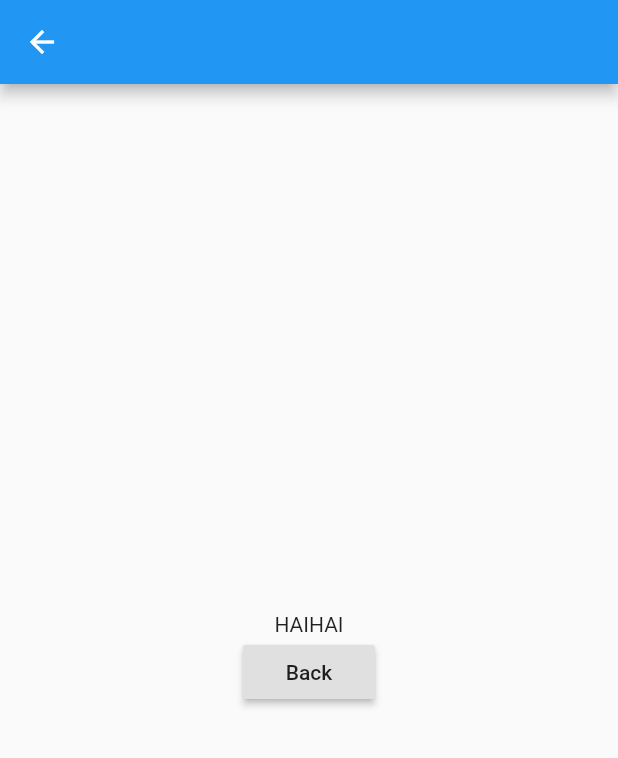
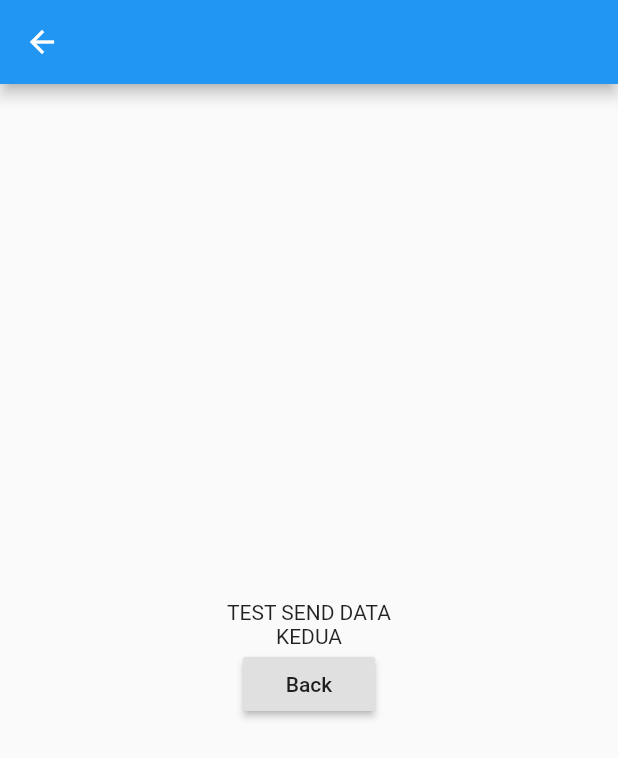
Before and after one commit to arifbudii/fltday2, a Flutter app: the screen it shows after launch, after a tap on "Next Screen", on a phone screen of 412 x 824 dp. Shown: the top 758 px of the screen. Run offline on Flutter 3.47's test engine with Material 2 defaults, Android fonts, the phone set to English and light mode, and no system bars.

Commit message:
'update'

```diff
--- a/lib/ui/firstscreen.dart
+++ b/lib/ui/firstscreen.dart
@@ -23,19 +23,62 @@ class FirstScreen extends StatefulWidget {
 //   }
 // }
 class _FirstScreenState extends State<FirstScreen> {
+  TextEditingController nama, email;
   @override
   Widget build(BuildContext context) {
     return Scaffold(
       appBar: AppBar(),
-      body: Center(
-        child: RaisedButton(
+      body: Container(
+        padding: const EdgeInsets.all(16.0),
+        child: Center(
+          child: Column(
+            children: <Widget>[
+              SizedBox(
+                height: 40.0,
+              ),
+              TextFormField(
+                controller: nama,
+                decoration: InputDecoration(
+                  //hintText: "Nama Lengkap",
+                  labelText: "Nama",
+                  icon: Icon(Icons.account_circle),
+                  border: OutlineInputBorder(
+                    borderRadius: BorderRadius.circular(5.0)
+                  ),
+                ),
+              ),
+              SizedBox(
+                height: 30.0,
+              ),
+              TextFormField(
+                controller: email,
+                decoration: InputDecoration(
+                  //hintText: "Nama Lengkap",
+                  labelText: "Email",
+                  icon: Icon(Icons.email),
+                  border: OutlineInputBorder(
+                    borderRadius: BorderRadius.circular(5.0)
+                  ),
+                ),
+              ),
+              SizedBox(
+                height: 50.0,
+              ),
+              RaisedButton(
                 onPressed: (){
                   //Navigator.pushReplacement(context, MaterialPageRoute(
                     Navigator.push(context, MaterialPageRoute(
-              builder: (context)=>SecondScreen("HAIHAI")
+                    //builder: (context)=>SecondScreen("HAIHAI")
+                    builder: (context)=>SecondScreen(
+                      datanya: "TEST SEND DATA",
+                      datanya2: "KEDUA",
+                    )
                   ));
                 },
                 child: Text("Next Screen"),
+              ),
+            ],
+          ),
         ),
       ),
     );
--- a/lib/ui/secondscreen.dart
+++ b/lib/ui/secondscreen.dart
@@ -3,7 +3,9 @@ import 'firstscreen.dart';
 
 class SecondScreen extends StatefulWidget {
   final String datanya;
-  SecondScreen(this.datanya);
+  final String datanya2;
+  SecondScreen({this.datanya = "Default 1", this.datanya2});
+  // SecondScreen(this.datanya, this.datanya2);
   @override
   _SecondScreenState createState() => _SecondScreenState();
 }
@@ -18,6 +20,7 @@ class _SecondScreenState extends State<SecondScreen> {
           mainAxisAlignment: MainAxisAlignment.center,
           children: <Widget>[
             Text(widget.datanya),
+            Text(widget.datanya2),
             RaisedButton(
               onPressed: (){
                 Navigator.pop(context);
```
Lines whose indentation alone changed are shown as unchanged.
